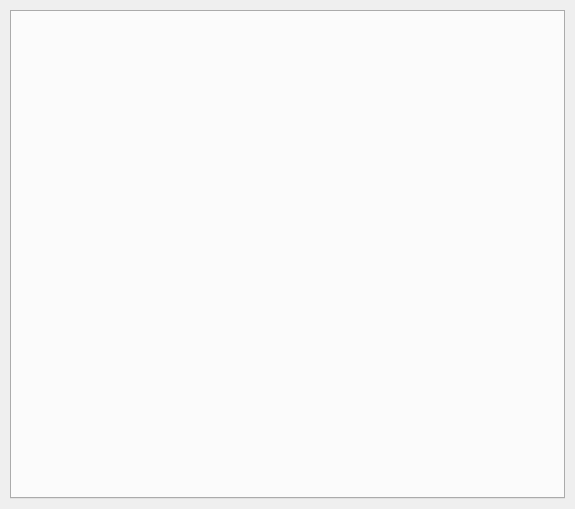
The window that assets/ui/MainWindow.ui (wongselent/wml) describes before a commit, drawn with Qt 5.
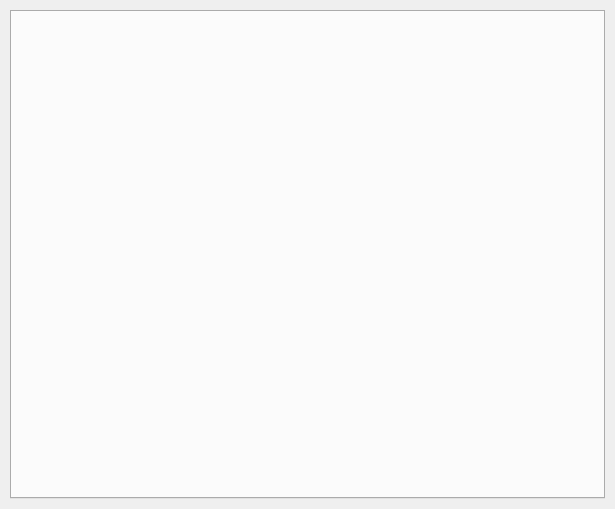
The same window after the commit.

What changed in the file:
```diff
--- a/assets/ui/MainWindow.ui
+++ b/assets/ui/MainWindow.ui
@@ -6,7 +6,7 @@
    <rect>
     <x>0</x>
     <y>0</y>
-    <width>575</width>
+    <width>615</width>
     <height>509</height>
    </rect>
   </property>
```
